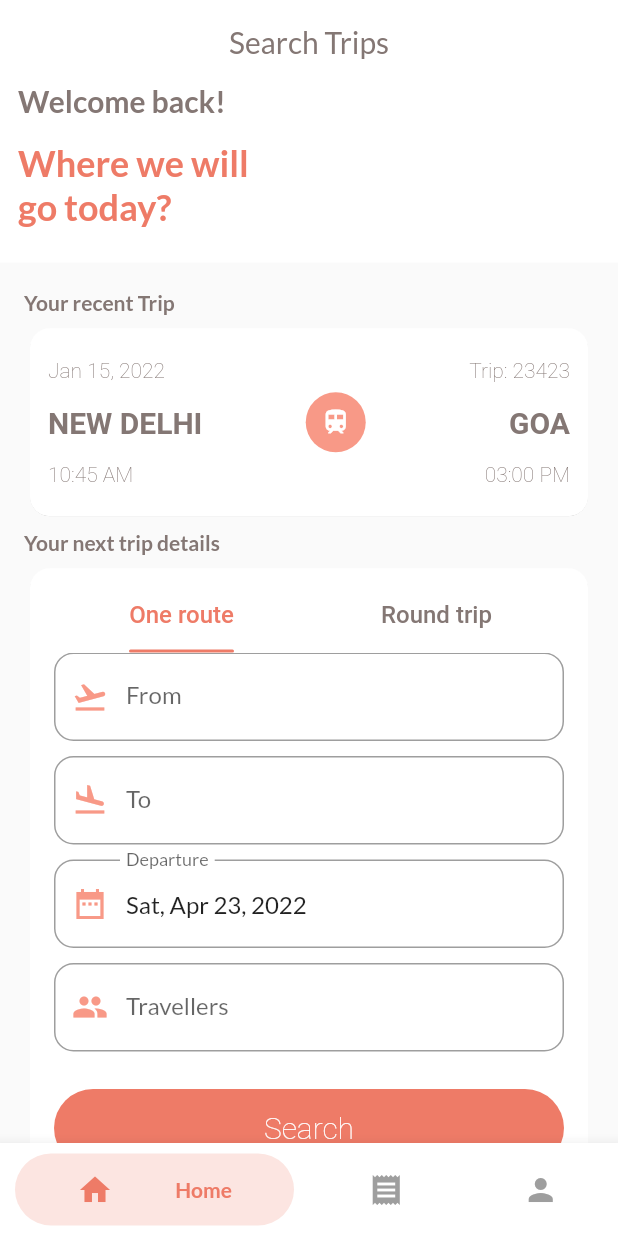
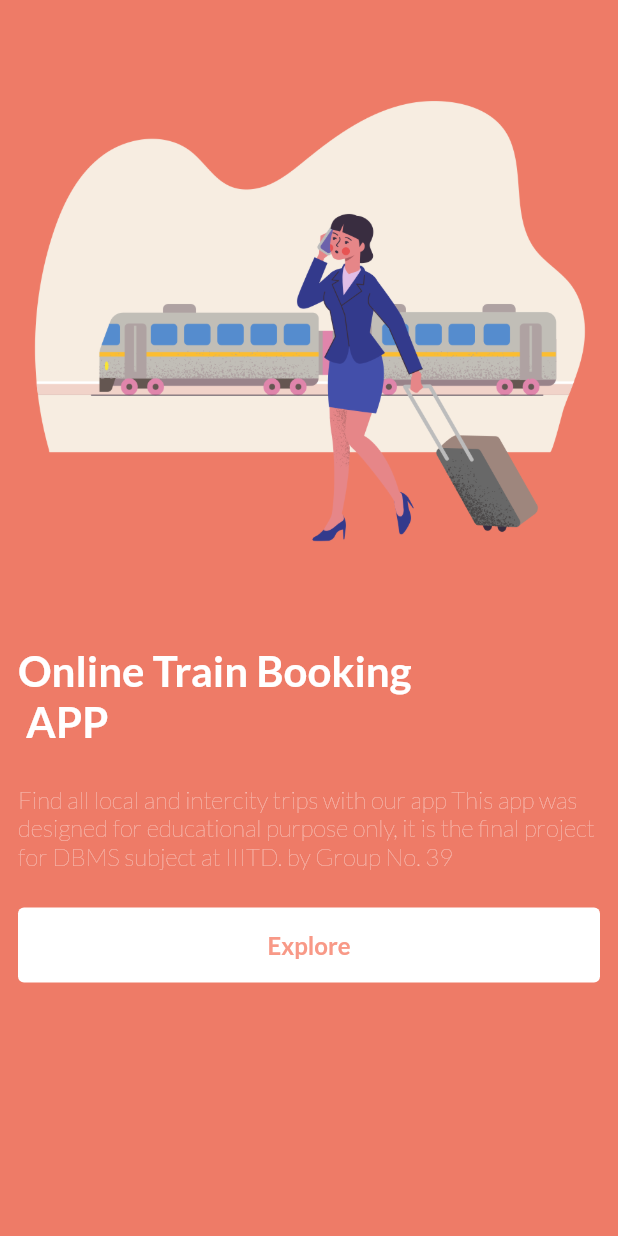
Before and after one commit to antonio-pedro99/irctc-app, a Flutter app: the screen it shows after launch, on a phone screen of 412 x 824 dp. Run offline on Flutter 3.47's test engine with Material 2 defaults, Android fonts, the phone set to English and light mode, and no system bars; drawn by our look-alikes of bubble_bottom_bar; our stand-ins replace flutter_riverpod, google_fonts, hooks_riverpod, tab_indicator_styler; missing offline and left inert: dart:ffi.

Commit message:
onBoarding page done

```diff
--- a/lib/app/app.dart
+++ b/lib/app/app.dart
@@ -1,24 +1,28 @@
-import 'dart:math';
-
 import 'package:bubble_bottom_bar/bubble_bottom_bar.dart';
 import 'package:flutter/material.dart';
 import 'package:flutter_riverpod/flutter_riverpod.dart';
 import 'package:google_fonts/google_fonts.dart';
 import 'package:hooks_riverpod/hooks_riverpod.dart';
 import 'package:irctc_dbms/app/constants.dart';
-import 'package:irctc_dbms/app/models/passenger.dart';
-import 'package:irctc_dbms/app/models/search_query.dart';
-import 'package:irctc_dbms/app/models/ticket.dart';
+import 'package:irctc_dbms/app/models/scoped/user.dart';
+
 import 'package:irctc_dbms/app/views/pages/home.dart';
+import 'package:irctc_dbms/app/views/pages/login/on_boarding.dart';
 import 'package:irctc_dbms/app/views/pages/profile.dart';
 
 import 'package:irctc_dbms/app/views/pages/ticket/tickets.dart';
+// ignore: import_of_legacy_library_into_null_safe
+import 'package:scoped_model/scoped_model.dart';
 
 class MyApp extends ConsumerWidget {
   const MyApp({Key? key}) : super(key: key);
 
   @override
   Widget build(BuildContext context, WidgetRef ref) {
+    return ScopedModel<UserModel>(
+        model: UserModel(),
+        child:
+            ScopedModelDescendant<UserModel>(builder: (context, child, model) {
           return MaterialApp(
             debugShowCheckedModeBanner: false,
             title: 'IRCTC',
@@ -26,8 +30,9 @@ class MyApp extends ConsumerWidget {
                 backgroundColor: greyBackground,
                 textTheme: GoogleFonts.latoTextTheme(),
                 primarySwatch: getMaterialColor(swatch)),
-      home: const MyHome(),
+            home: const OnBoardingPage(),
           );
+        }));
   }
 }
 
--- /dev/null
+++ b/lib/app/models/scoped/user.dart
@@ -0,0 +1,3 @@
+import 'package:scoped_model/scoped_model.dart';
+
+class UserModel extends Model {}
--- a/lib/app/models/search_query.dart
+++ b/lib/app/models/search_query.dart
@@ -4,21 +4,25 @@ class Query {
   String? from;
   String? to;
   String? departure;
-  List<Passenger>? passengers;
+  String? returnDate;
+  int? totalPassengers;
+  Map<String, int>? passengers;
 
-  Query({this.from, this.to, this.departure, this.passengers});
+  Query(
+      {this.from,
+      this.to,
+      this.departure,
+      this.passengers,
+      this.returnDate,
+      this.totalPassengers});
 
   Query.fromJson(Map<String, dynamic> json) {
     from = json['from'];
     to = json['to'];
-
     departure = json['departure'];
-    if (json['passengers'] != null) {
-      passengers = <Passenger>[];
-      json['passengers'].forEach((v) {
-        passengers!.add(Passenger.fromJson(v));
-      });
-    }
+    returnDate = json["returnDate"];
+    passengers = json['passengers'];
+    totalPassengers = json["totalPassengers"];
   }
 
   Map<String, dynamic> toJson() {
@@ -26,9 +30,9 @@ class Query {
     data['from'] = from;
     data['to'] = to;
     data['departure'] = departure;
-    if (passengers != null) {
-      data['passengers'] = passengers!.map((v) => v.toJson()).toList();
-    }
+    data["returnDate"] = returnDate;
+    data["totalPassengers"] = totalPassengers;
+    data['passengers'] = passengers;
     return data;
   }
 }
--- /dev/null
+++ b/lib/app/models/user.dart
@@ -0,0 +1 @@
+class User {}
--- a/lib/app/views/elements/rounded_button.dart
+++ b/lib/app/views/elements/rounded_button.dart
@@ -7,7 +7,8 @@ class RoundedButton extends StatelessWidget {
       this.labelColor = Colors.black54,
       required this.onPress,
       this.height = 52,
-      this.width = 227})
+      this.color,
+      this.width})
       : super(key: key);
 
   final double? height;
@@ -15,6 +16,7 @@ class RoundedButton extends StatelessWidget {
   final Color labelColor;
   final String label;
   final VoidCallback onPress;
+  final Color? color;
 
   @override
   Widget build(BuildContext context) {
@@ -23,9 +25,9 @@ class RoundedButton extends StatelessWidget {
       child: Container(
         alignment: Alignment.center,
         height: height,
-        width: width,
+        width: width ?? 227,
         decoration: BoxDecoration(
-            color: Theme.of(context).primaryColor,
+            color: color ?? Theme.of(context).primaryColor,
             borderRadius: BorderRadius.circular(50)),
         child: Text(
           label,
--- /dev/null
+++ b/lib/app/views/pages/login/on_boarding.dart
@@ -0,0 +1,79 @@
+import 'package:flutter/material.dart';
+import 'package:flutter/services.dart';
+import 'package:irctc_dbms/app/constants.dart';
+import 'package:irctc_dbms/app/views/pages/login/opt_1.dart';
+
+class OnBoardingPage extends StatelessWidget {
+  const OnBoardingPage({Key? key}) : super(key: key);
+
+  @override
+  Widget build(BuildContext context) {
+    return Scaffold(
+        backgroundColor: swatch,
+        body: CustomScrollView(
+          slivers: [
+            const SliverAppBar(
+              toolbarHeight: 0,
+              elevation: 0,
+              systemOverlayStyle: SystemUiOverlayStyle(
+                  statusBarIconBrightness: Brightness.light,
+                  statusBarBrightness: Brightness.light,
+                  statusBarColor: swatch),
+            ),
+            SliverPadding(
+                padding: const EdgeInsets.all(12),
+                sliver: SliverList(
+                    delegate: SliverChildListDelegate([
+                  Image.asset(
+                    "assets/ilustrations/logo.png",
+                    width: MediaQuery.of(context).size.width,
+                    fit: BoxFit.fitWidth,
+                  ),
+                  const SizedBox(
+                    height: 30,
+                  ),
+                  const Text("Online Train Booking\n APP",
+                      textAlign: TextAlign.start,
+                      style: TextStyle(
+                          color: Colors.white,
+                          fontWeight: FontWeight.bold,
+                          fontSize: 28)),
+                  const SizedBox(
+                    height: 25,
+                  ),
+                  const Text(
+                      "Find all local and intercity trips with our app This app was designed for educational purpose only, it is the final project for DBMS subject at IIITD. by Group No. 39",
+                      textAlign: TextAlign.start,
+                      style: TextStyle(
+                          color: Colors.white54,
+                          fontWeight: FontWeight.w100,
+                          fontSize: 16)),
+                  const SizedBox(
+                    height: 25,
+                  ),
+                  TextButton(
+                      style: ButtonStyle(
+                          maximumSize: MaterialStateProperty.resolveWith(
+                              (states) => const Size(200, 50)),
+                          minimumSize: MaterialStateProperty.resolveWith(
+                              (states) => const Size(170, 50)),
+                          alignment: Alignment.center,
+                          backgroundColor: MaterialStateProperty.resolveWith(
+                              (states) => Colors.white)),
+                      onPressed: () {
+                        Navigator.of(context).pushAndRemoveUntil(
+                            MaterialPageRoute(builder: (context) {
+                          return const OTP1();
+                        }), (route) => false);
+                      },
+                      child: const Text("Explore",
+                          textAlign: TextAlign.start,
+                          style: TextStyle(
+                              color: primary,
+                              fontWeight: FontWeight.bold,
+                              fontSize: 16)))
+                ])))
+          ],
+        ));
+  }
+}
--- a/lib/app/views/pages/profile.dart
+++ b/lib/app/views/pages/profile.dart
@@ -1,8 +1,10 @@
 import 'package:flutter/material.dart';
 import 'package:flutter/services.dart';
 import 'package:irctc_dbms/app/constants.dart';
+import 'package:irctc_dbms/app/models/scoped/user.dart';
 import 'package:irctc_dbms/app/models/ticket.dart';
 import 'package:irctc_dbms/app/views/elements/ticket_tile.dart';
+import 'package:scoped_model/scoped_model.dart';
 
 class ProfilePage extends StatefulWidget {
   const ProfilePage({Key? key}) : super(key: key);
@@ -14,6 +16,7 @@ class ProfilePage extends StatefulWidget {
 class _ProfilePageState extends State<ProfilePage> {
   @override
   Widget build(BuildContext context) {
+    return ScopedModelDescendant<UserModel>(builder: (context, child, model) {
       return Scaffold(
           body: CustomScrollView(
         slivers: [
@@ -39,5 +42,6 @@ class _ProfilePageState extends State<ProfilePage> {
               sliver: SliverList(delegate: SliverChildListDelegate([])))
         ],
       ));
+    });
   }
 }
--- a/lib/app/views/pages/search/search_result.dart
+++ b/lib/app/views/pages/search/search_result.dart
@@ -124,7 +124,7 @@ class _SearchResultPageState extends State<SearchResultPage> {
                           height: 25,
                         ),
                         Text(
-                          "${widget.query!.departure}, ${widget.query!.passengers!.length} Travellers",
+                          "${widget.query!.departure}, ${widget.query!.totalPassengers} Travellers",
                         ),
                       ],
                     ),
@@ -141,7 +141,10 @@ class _SearchResultPageState extends State<SearchResultPage> {
                   onTap: () {
                     Navigator.push(context,
                         MaterialPageRoute(builder: (context) {
-                      return TripDetail(trip: _trip);
+                      return TripDetail(
+                        trip: _trip,
+                        query: widget.query,
+                      );
                     }));
                   },
                 )
--- a/lib/app/views/pages/search/trip_detail.dart
+++ b/lib/app/views/pages/search/trip_detail.dart
@@ -7,9 +7,10 @@ import 'package:irctc_dbms/app/views/elements/stop_trip_tile.dart';
 import 'package:irctc_dbms/app/views/elements/train_circle.dart';
 
 class TripDetail extends StatefulWidget {
-  const TripDetail({Key? key, this.trip}) : super(key: key);
+  const TripDetail({Key? key, this.trip, this.query}) : super(key: key);
 
   final Trip? trip;
+  final Query? query;
   @override
   State<TripDetail> createState() => _TripDetailState();
 }
@@ -73,14 +74,14 @@ class _TripDetailState extends State<TripDetail> {
                             Column(
                               children: [
                                 Text(
-                                  "Selecting Trip to\n${widget.trip!.to}",
+                                  "Selecting Trip to\n${widget.query!.to}",
                                   style: const TextStyle(fontSize: 24),
                                 ),
                                 const SizedBox(
                                   height: 25,
                                 ),
                                 Text(
-                                  "${widget.trip!.date}, 4 Travellers",
+                                  "${widget.query!.departure}, ${widget.query!.totalPassengers} Travellers",
                                 )
                               ],
                             ),
```
Also changed, not shown: lib/app/views/pages/home.dart (+83 -55 lines), lib/app/views/pages/login/opt_1.dart (added, +110 -0 lines), lib/app/views/pages/login/otp_2.dart (added, +66 -0 lines), lib/app/views/pages/login/register.dart (added, +15 -0 lines), lib/app/models/scoped/query.dart (added), lib/app/views/pages/login/login.dart (added). Lines whose indentation alone changed are shown as unchanged.
